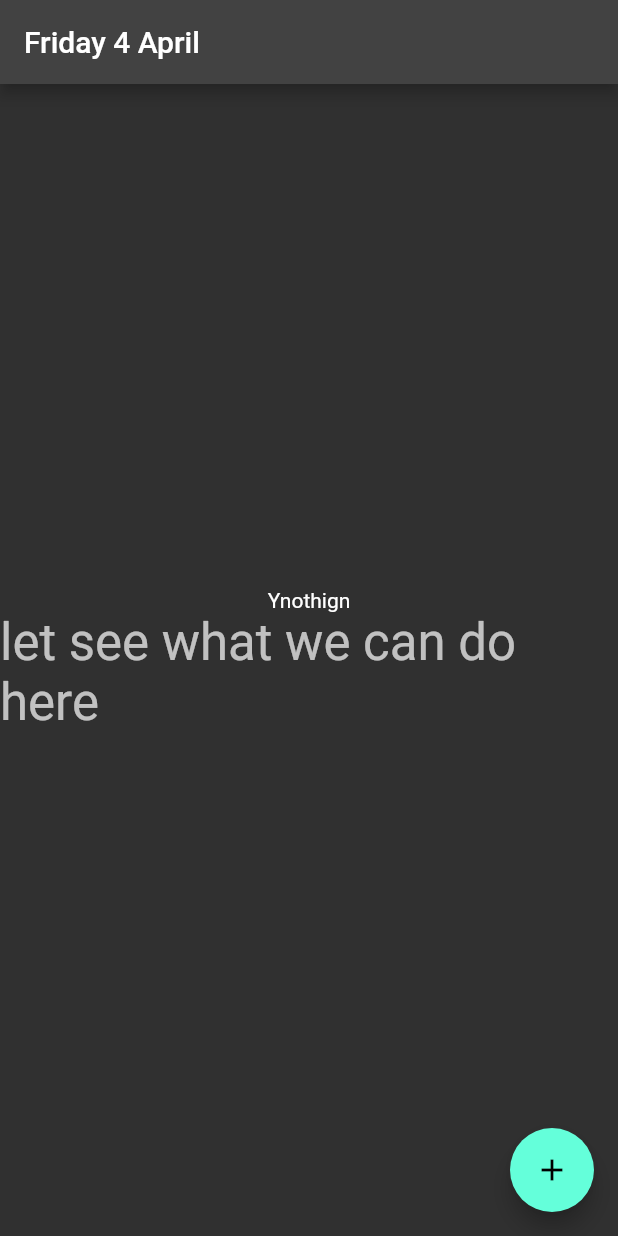
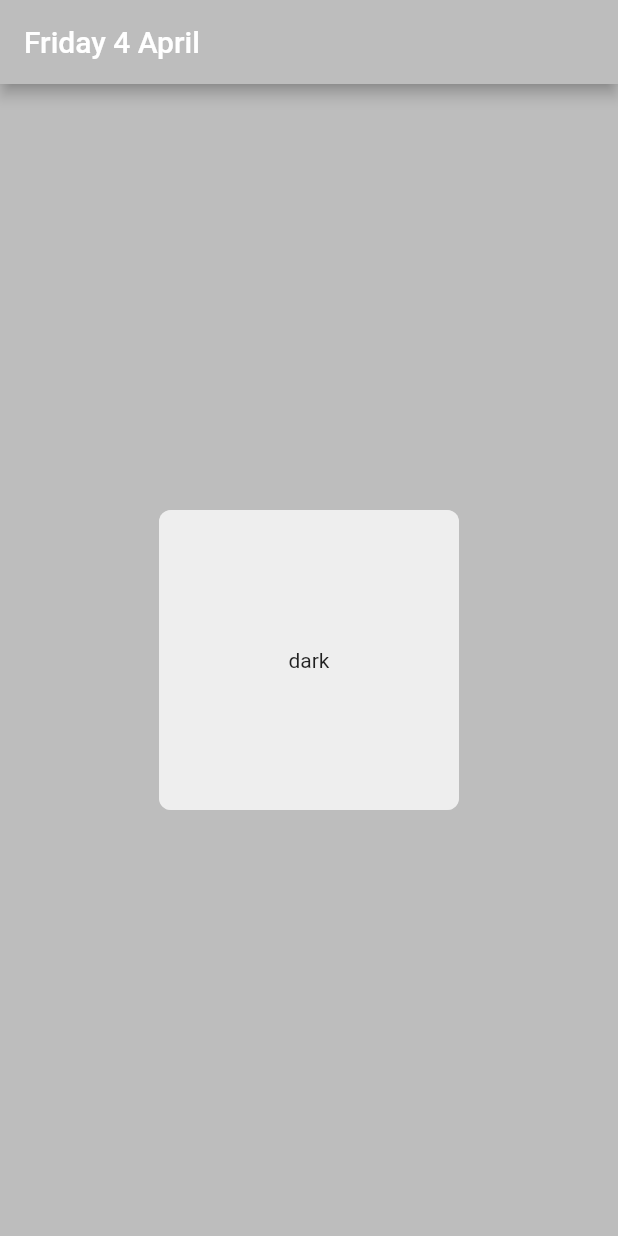
Before and after one commit to melb464/syro_loths_v1, a Flutter app: the screen it shows after launch, on a phone screen of 412 x 824 dp. Run offline on Flutter 3.47's test engine with Material 2 defaults, Android fonts, the light colour scheme and no system bars.

Commit message:
dark mode ssytem

```diff
--- /dev/null
+++ b/lib/components/box.dart
@@ -0,0 +1,21 @@
+import 'package:flutter/material.dart';
+
+class MyBox extends StatelessWidget{
+  final Widget? child;
+  final Color? color;
+  const MyBox({super.key, this.child, this.color});
+  @override
+  Widget build(BuildContext context) {
+    return Container(
+      decoration: BoxDecoration(
+        color: color,
+        borderRadius: BorderRadius.circular(8),
+      ),
+      width: 200,
+      height: 200,
+      child: child,
+    );
+
+  }
+
+}
--- /dev/null
+++ b/lib/components/button.dart
@@ -0,0 +1,23 @@
+import 'package:flutter/material.dart';
+
+class MyButton extends StatelessWidget{
+  final Color? color;
+  final void Function()? onTap;
+  const MyButton({super.key, required this.color, required this.onTap});
+  @override
+  Widget build(BuildContext context) {
+    return GestureDetector(
+      onTap: onTap,
+
+      child: Container(
+        padding: EdgeInsets.all(25),
+        decoration: BoxDecoration(
+          color: color,
+          borderRadius: BorderRadius.circular(8),
+        ),
+        child: const Center(child: Text("dark"))
+      )
+    );
+  }
+
+}
--- a/lib/main.dart
+++ b/lib/main.dart
@@ -1,4 +1,5 @@
 import 'package:flutter/material.dart';
+import 'package:syro_loths_v1/theme/theme.dart';
 import 'pages/myHomePage.dart';
 
 void main() {
@@ -13,7 +14,8 @@ class MyApp extends StatelessWidget {
   Widget build(BuildContext context) {
     return MaterialApp(
       title: 'Syro-loths',
-      theme: ThemeData.dark(),
+      theme: lightMode,
+      darkTheme: darkMode,
       home: const MyHomePage(title: 'Syro-Malabar Liturgy of the Hours'),
     );
   }
--- a/lib/pages/myHomePage.dart
+++ b/lib/pages/myHomePage.dart
@@ -1,6 +1,8 @@
 import 'package:flutter/material.dart';
+import 'package:syro_loths_v1/components/box.dart';
+import 'package:syro_loths_v1/components/button.dart';
 
-import '../dateFinder.dart';
+import '../utils/dateFinder.dart';
 
 class MyHomePage extends StatefulWidget {
   const MyHomePage({super.key, required this.title});
@@ -33,46 +35,22 @@ class _MyHomePageState extends State<MyHomePage> {
   Widget build(BuildContext context) {
     _findDate();
     return Scaffold(
-
+      backgroundColor: Theme.of(context).colorScheme.background,
       appBar: AppBar(
-        // Here we take the value from the MyHomePage object that was created by
-        // the App.build method, and use it to set our appbar title.
         title: Text(_date),
+        backgroundColor: Theme.of(context).colorScheme.background,
       ),
       body: Center(
-        // Center is a layout widget. It takes a single child and positions it
-        // in the middle of the parent.
         child: Column(
-          // Column is also a layout widget. It takes a list of children and
-          // arranges them vertically. By default, it sizes itself to fit its
-          // children horizontally, and tries to be as tall as its parent.
-          //
-          // Invoke "debug painting" (press "p" in the console, choose the
-          // "Toggle Debug Paint" action from the Flutter Inspector in Android
-          // Studio, or the "Toggle Debug Paint" command in Visual Studio Code)
-          // to see the wireframe for each widget.
-          //
-          // Column has various properties to control how it sizes itself and
-          // how it positions its children. Here we use mainAxisAlignment to
-          // center the children vertically; the main axis here is the vertical
-          // axis because Columns are vertical (the cross axis would be
-          // horizontal).
           mainAxisAlignment: MainAxisAlignment.center,
           children: <Widget>[
-            const Text(
-              'Ynothign',
-            ),
-            Text(
-              'let see what we can do here',
-              style: Theme.of(context).textTheme.headline4,
-            ),
+            MyBox(color:  Theme.of(context).colorScheme.primary,
+            child: MyButton(
+                color:Theme.of(context).colorScheme.secondary,
+                onTap: _incrementCounter)
+            )
           ],
         ),
-      ),
-      floatingActionButton: FloatingActionButton(
-        onPressed: _incrementCounter,
-        tooltip: 'Increment',
-        child: const Icon(Icons.add),
       ), // This trailing comma makes auto-formatting nicer for build methods.
     );
   }
--- /dev/null
+++ b/lib/theme/theme.dart
@@ -0,0 +1,21 @@
+
+import 'package:flutter/material.dart';
+
+ThemeData lightMode = ThemeData(
+    brightness: Brightness.light,
+    colorScheme: ColorScheme.light(
+      background: Colors.grey.shade400,
+      primary: Colors.grey.shade300,
+      secondary: Colors.grey.shade200,
+
+    ),
+);
+
+ThemeData darkMode = ThemeData(
+    brightness: Brightness.dark,
+    colorScheme: ColorScheme.dark(
+        background: Colors.grey.shade900,
+        primary: Colors.grey.shade800,
+        secondary: Colors.grey.shade700,
+    )
+);
```
Also changed, not shown: lib/utils/dateFinder.dart (renamed from lib/dateFinder.dart).
